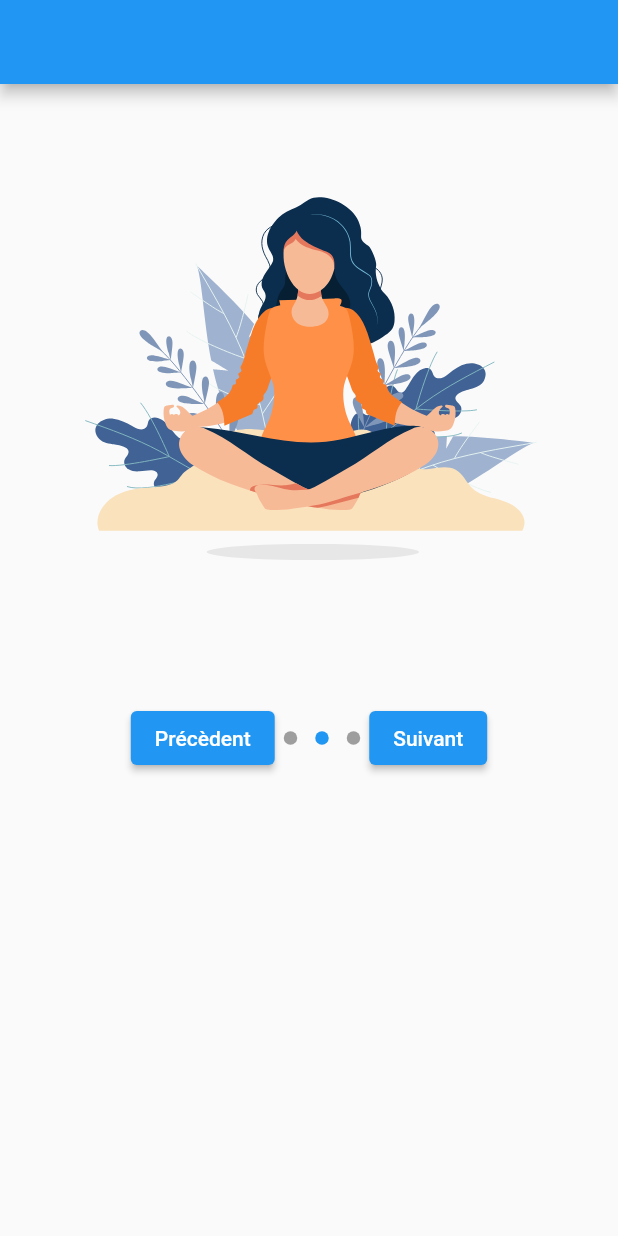
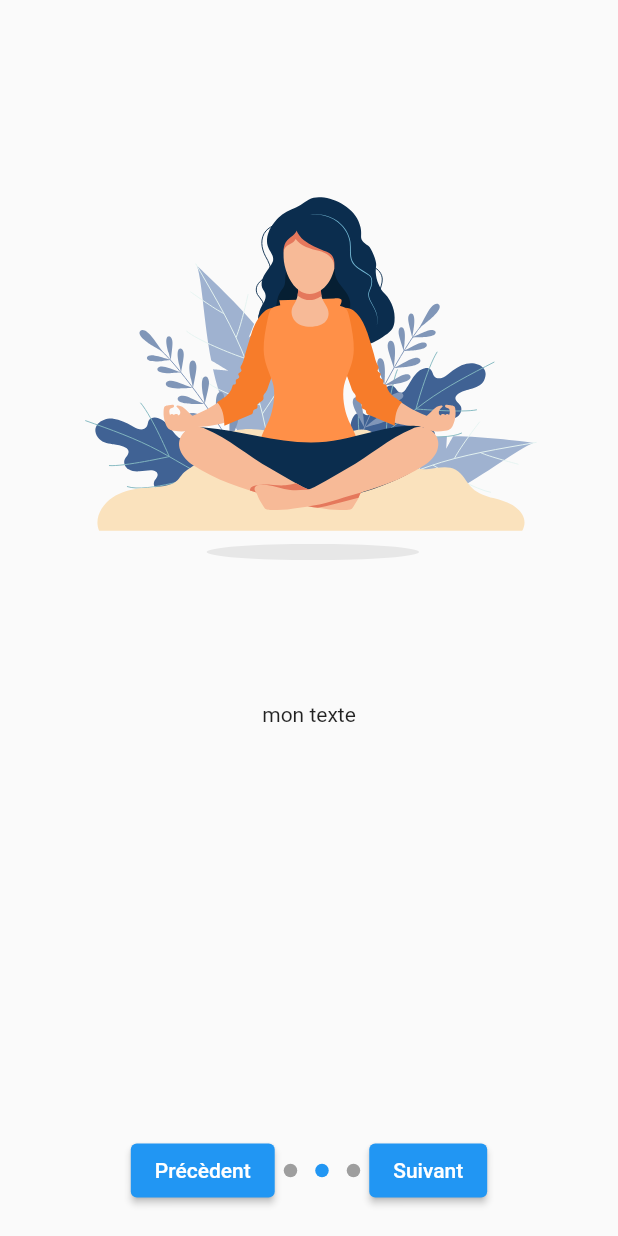
Before and after one commit to ackwrit/essinappflutter, a Flutter app: the screen it shows after launch, swiped to page 2, on a phone screen of 412 x 824 dp. Run offline on Flutter 3.47's test engine with Material 2 defaults, Android fonts, the phone set to English and light mode, and no system bars; drawn by our look-alikes of dots_indicator; our stand-ins replace lottie.

Commit message:
mise en place des dark theme

```diff
--- a/lib/main.dart
+++ b/lib/main.dart
@@ -1,5 +1,6 @@
 import 'package:firstappesin/view/landing_page.dart';
 import 'package:flutter/material.dart';
+import 'package:flutter/services.dart';
 
 void main() {
   runApp(const MyApp());
@@ -13,11 +14,22 @@ class MyApp extends StatelessWidget {
   Widget build(BuildContext context) {
     return MaterialApp(
       title: 'Flutter Demo',
-      theme: ThemeData(
-
-        primarySwatch: Colors.blue,
+      theme: ThemeData.light().copyWith(
+          appBarTheme: const AppBarTheme(
+              systemOverlayStyle:  SystemUiOverlayStyle(
+                  statusBarBrightness: Brightness.light
+              )
+          )
+      ),
+      darkTheme: ThemeData.dark().copyWith(
+        appBarTheme: const AppBarTheme(
+          systemOverlayStyle:  SystemUiOverlayStyle(
+            statusBarBrightness: Brightness.dark
+          )
+        )
       ),
       home: const LandinPageView(),
+      debugShowCheckedModeBanner: false,
     );
   }
 }
--- a/lib/view/landing_page.dart
+++ b/lib/view/landing_page.dart
@@ -1,5 +1,6 @@
 import 'package:dots_indicator/dots_indicator.dart';
 import 'package:flutter/material.dart';
+import 'package:flutter/services.dart';
 import 'package:lottie/lottie.dart';
 
 class LandinPageView extends StatefulWidget {
@@ -12,21 +13,33 @@ class LandinPageView extends StatefulWidget {
 class _LandinPageViewState extends State<LandinPageView> {
   PageController pageController = PageController();
   int positionDot = 0;
+
+
+
+
+
   @override
   Widget build(BuildContext context) {
+
     return Scaffold(
-      appBar: AppBar(),
+      appBar: AppBar(
+        backgroundColor: Colors.transparent,
+
+        elevation: 0,
+      ),
       body: bodyPage(),
 
     );
   }
 
   Widget bodyPage(){
-    return Column(
+    return SafeArea(
+      bottom: true,
+      child: Column(
           children: [
             Flexible(
               child: Container(
-              height: MediaQuery.of(context).size.height*0.5,
+                height: MediaQuery.of(context).size.height*0.85,
                 child: PageView(
                 controller: pageController,
                 onPageChanged: (value){
@@ -71,9 +84,16 @@ class _LandinPageViewState extends State<LandinPageView> {
                 ElevatedButton(
                     onPressed: (){
                       setState(() {
+                        if(positionDot == 0){
+                          positionDot =0;
+                        }
+                        else
+                          {
                             positionDot --;
 
                             pageController.previousPage(duration: const Duration(milliseconds: 500), curve: Curves.linear);
+                          }
+
                       });
                     },
                     child: const Text("Précèdent")
@@ -103,6 +123,7 @@ class _LandinPageViewState extends State<LandinPageView> {
             )
 
           ],
+        ),
     );
 
 
```
Lines whose indentation alone changed are shown as unchanged.
